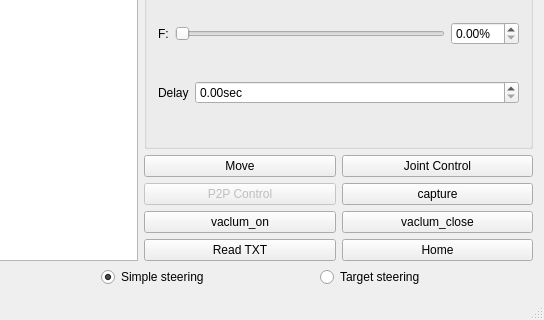
Old version of the form core/mainwindow.ui in the repository kmolLin/robotic_control; both pictures show x 349 to 893 and y 356 to 676 of the 893 by 676 pixel window.
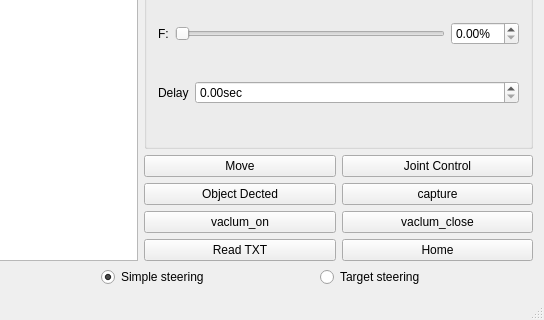
New version of the form.

Commit message: add vision dected

Patch:
```diff
--- a/core/mainwindow.ui
+++ b/core/mainwindow.ui
@@ -491,10 +491,10 @@
               <item>
                <widget class="QPushButton" name="p2p_ctr_btn">
                 <property name="enabled">
-                 <bool>false</bool>
+                 <bool>true</bool>
                 </property>
                 <property name="text">
-                 <string>P2P Control</string>
+                 <string>Object Dected</string>
                 </property>
                </widget>
               </item>
```
Left out of the diff: 2 changed lines with no effect on the pictures. The commit also changes 9 other files.
